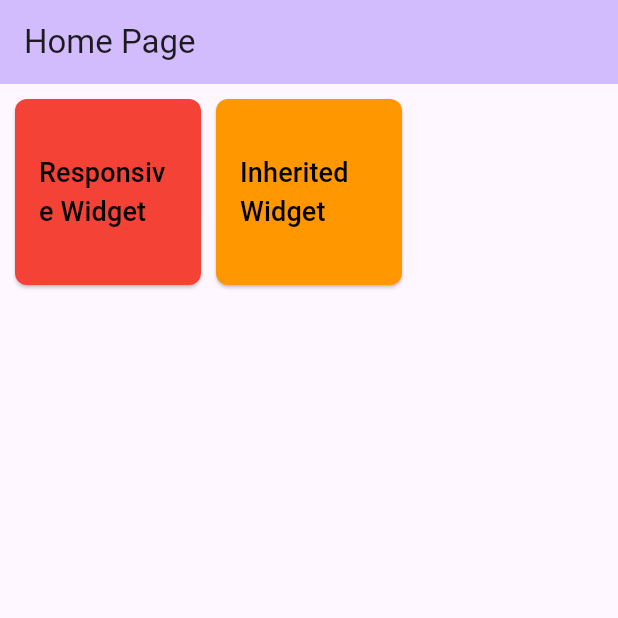
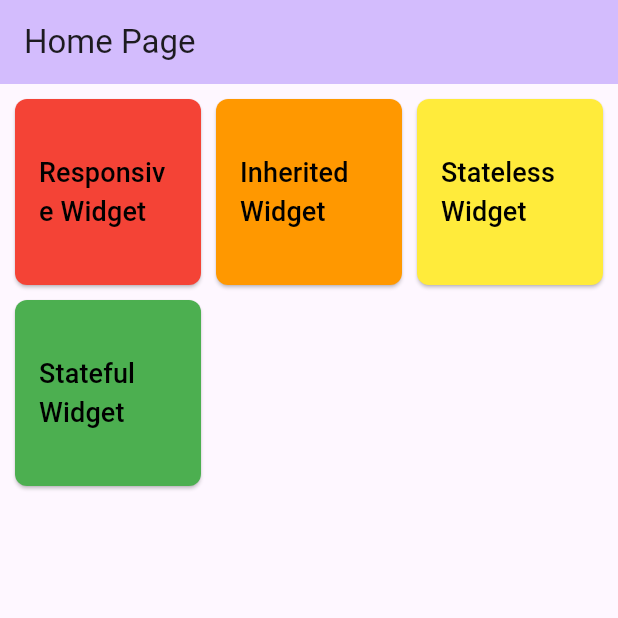
Before and after one commit to LeoDoesCode17/responsive-widgets, a Flutter app: the screen it shows after launch, on a phone screen of 412 x 824 dp, the top half of it. Run offline on Flutter 3.47's test engine with Material 3 defaults, Android fonts, the phone set to English and light mode, and no system bars.

Commit message:
feat: add stateless and stateful widget routes and names in home page

```diff
--- a/lib/pages/home_page.dart
+++ b/lib/pages/home_page.dart
@@ -16,11 +16,15 @@ class HomePage extends StatelessWidget {
   static const List<String> routes = [
     '/responsive-widget',
     '/inherited-widget',
+    '/stateless-widget',
+    '/stateful-widget',
   ];
 
   static const List<String> labels = [
     'Responsive Widget',
     'Inherited Widget',
+    'Stateless Widget',
+    'Stateful Widget'
   ];
 
   @override
```
